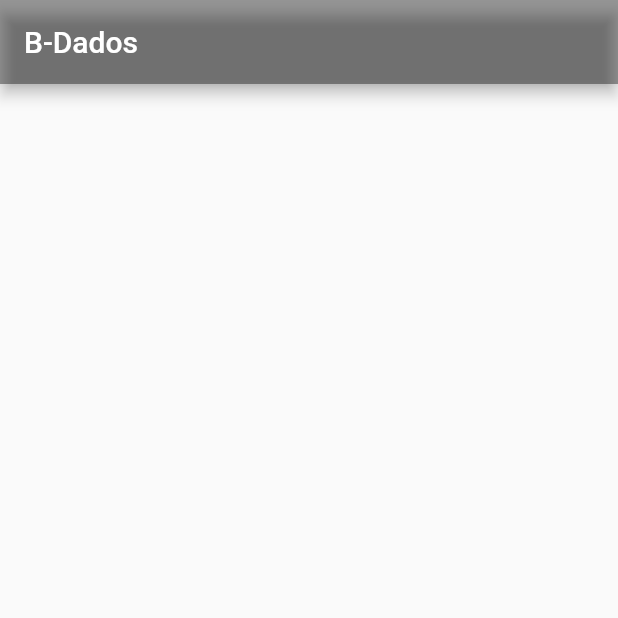
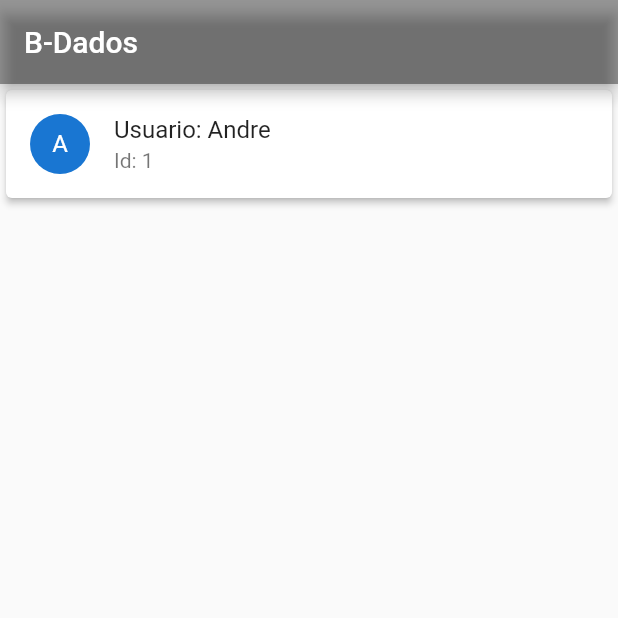
Before and after one commit to AzevedogBr/base_dados, a Flutter app: the screen it shows after launch, on a phone screen of 412 x 824 dp, the top half of it. Run offline on Flutter 3.47's test engine with Material 2 defaults, Android fonts, the phone set to English and light mode, and no system bars; our stand-ins replace sqflite; accounts and stored records are empty.

Commit message:
db inciio

```diff
--- a/lib/main.dart
+++ b/lib/main.dart
@@ -6,6 +6,8 @@ import 'ui/ajudante_bd.dart';
 List _todosUsuarios;
 void main() async {
   var db = new BDadosAjudante();
+  int usuarioSalvo = await db.inserirUsuario(new Usuario("Andre","paulo"));
+  print("Usuario foi inserido $usuarioSalvo");
   //await db.inserirUsuario(new Usuario("Angela", "leandrollll"));
 
    //Todos usuarios
```
Also changed, not shown: lib/ui/ajudante_bd.dart (+1 -10 lines).
